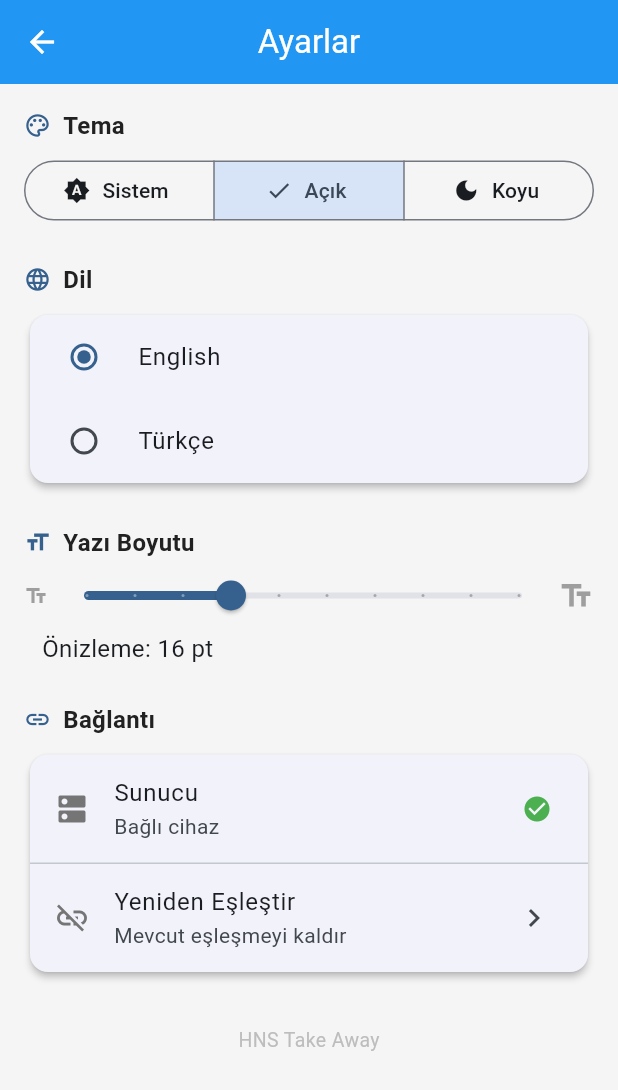
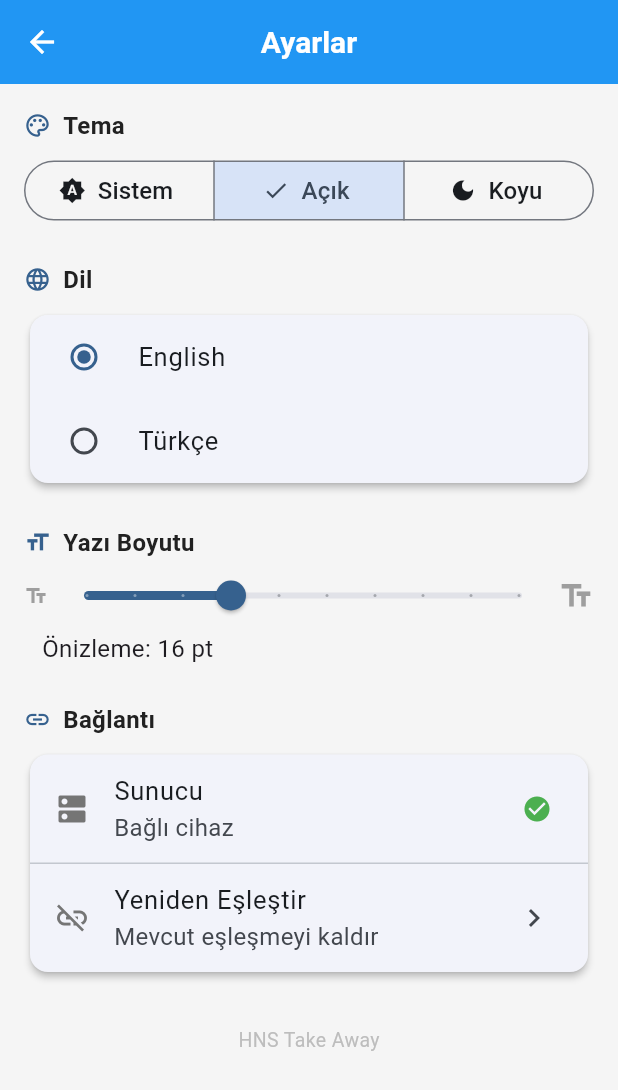
Before and after one commit to RecNes/hn-ai-summarizer, a Flutter app: the SettingsScreen screen opened directly, after a tap on "Açık", on a phone screen of 412 x 824 dp. Shown: the top 1090 px of the screen. Run offline on Flutter 3.47's test engine with Material 3 defaults, Android fonts, the phone set to English and light mode, and no system bars; our stand-ins replace connectivity_plus, device_info_plus, dio, flutter_local_notifications, flutter_secure_storage, shared_preferences and 1 more; missing offline and left inert: mobile_scanner; accounts and stored records are empty; network calls fail.

Commit message:
feat(android): font size ayari artik makale listesi ve icerigine uygulaniyor
- theme.dart: fontSize parametresi TextTheme'e uygulaniyor
  (headline, title, body, label hepsi kullanici secimine gore olceklenir)
- AppBar title de fontSize'a bagli (fontSize+4)
- story_card.dart: sabit fontSize degerleri textTheme'den turetilmeye cevrildi
- story_detail_screen.dart: baslik (headlineMedium), icerik (bodyLarge),
  yorum analizi (bodyMedium), meta (bodySmall) — hepsi tema font boyutunu takip ediyor

```diff
--- a/android_client/lib/config/theme.dart
+++ b/android_client/lib/config/theme.dart
@@ -20,10 +20,38 @@ class AppTheme {
   }) {
     final isDark = brightness == Brightness.dark;
 
+    // Base typography from Flutter's defaults, then scale all sizes
+    // relative to the user-selected font size (13..22).
+    final baseTheme = isDark ? ThemeData.dark() : ThemeData.light();
+    final baseText = baseTheme.textTheme;
+
+    final textTheme = baseText.copyWith(
+      // Large title (e.g. detail screen title)
+      headlineMedium: baseText.headlineMedium?.copyWith(
+        fontSize: fontSize + 8,
+        fontWeight: FontWeight.w700,
+      ),
+      // Screen / section titles
+      titleLarge: baseText.titleLarge?.copyWith(fontSize: fontSize + 6),
+      titleMedium: baseText.titleMedium?.copyWith(
+        fontSize: fontSize + 4,
+        fontWeight: FontWeight.w600,
+      ),
+      titleSmall: baseText.titleSmall?.copyWith(fontSize: fontSize + 2),
+      // Regular body text (story cards, content)
+      bodyLarge: baseText.bodyLarge?.copyWith(fontSize: fontSize + 1),
+      bodyMedium: baseText.bodyMedium?.copyWith(fontSize: fontSize),
+      // Small / meta text
+      bodySmall: baseText.bodySmall?.copyWith(fontSize: fontSize - 2),
+      labelLarge: baseText.labelLarge?.copyWith(fontSize: fontSize),
+      labelSmall: baseText.labelSmall?.copyWith(fontSize: fontSize - 3),
+    );
+
     return ThemeData(
       brightness: brightness,
       useMaterial3: true,
       colorSchemeSeed: const Color(0xFF2196F3),
+      textTheme: textTheme,
       scaffoldBackgroundColor:
           isDark ? const Color(0xFF121212) : const Color(0xFFF5F5F5),
       appBarTheme: AppBarTheme(
@@ -32,6 +60,11 @@ class AppTheme {
         backgroundColor:
             isDark ? const Color(0xFF1E1E1E) : const Color(0xFF2196F3),
         foregroundColor: Colors.white,
+        titleTextStyle: TextStyle(
+          fontSize: fontSize + 4,
+          fontWeight: FontWeight.w600,
+          color: Colors.white,
+        ),
       ),
       cardTheme: CardThemeData(
         elevation: 2,
```
Also changed, not shown: android_client/lib/screens/story_detail_screen.dart (+18 -24 lines), android_client/lib/widgets/story_card.dart (+8 -11 lines).
